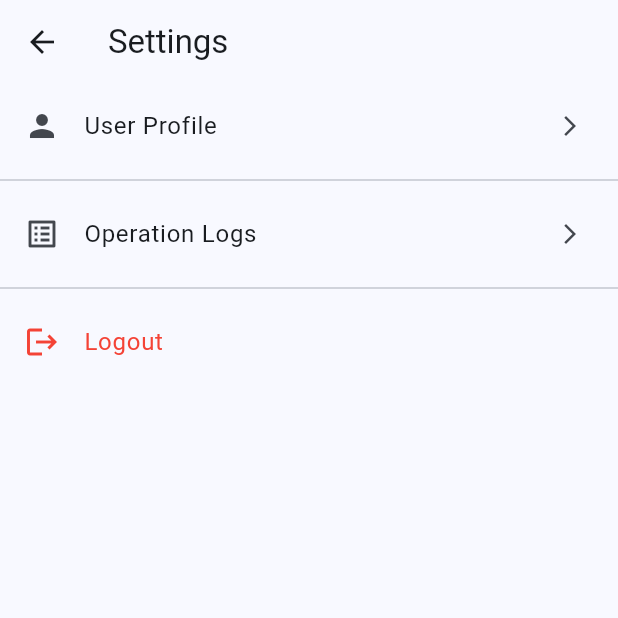
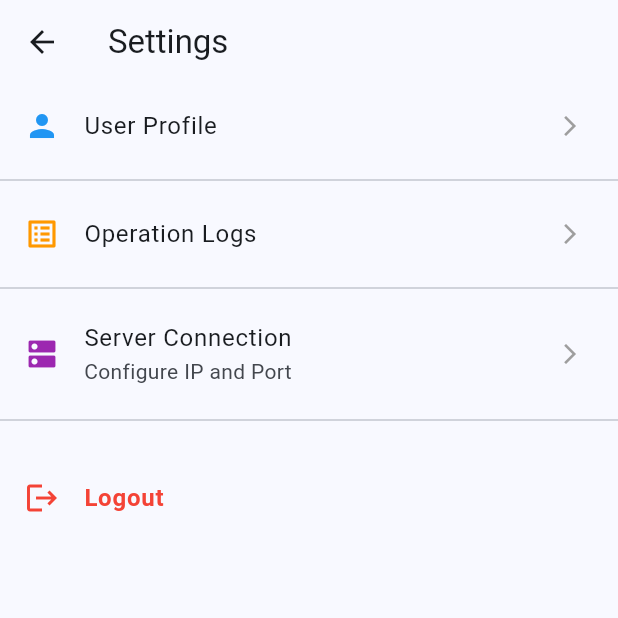
Before and after one commit to gavinkaihuang/PayRecordApp, a Flutter app: the SettingsScreen screen opened directly, on a phone screen of 412 x 824 dp, the top half of it. Run offline on Flutter 3.47's test engine with Material 3 defaults, Android fonts, the phone set to English and light mode, and no system bars; our stand-ins replace cached_network_image, dio, image_picker, scrollable_positioned_list, shared_preferences, table_calendar; accounts and stored records are empty.

Commit message:
add 'Server Connection' in Setting

```diff
--- /dev/null
+++ b/devtools_options.yaml
@@ -0,0 +1,3 @@
+description: This file stores settings for Dart & Flutter DevTools.
+documentation: https://docs.flutter.dev/tools/devtools/extensions#configure-extension-enablement-states
+extensions:
--- a/lib/main.dart
+++ b/lib/main.dart
@@ -6,7 +6,9 @@ import 'screens/login_screen.dart';
 import 'screens/dashboard_screen.dart';
 import 'services/api_service.dart';
 
-void main() {
+void main() async {
+  WidgetsFlutterBinding.ensureInitialized();
+  await ApiService().init();
   runApp(const MyApp());
 }
 
--- a/lib/providers/auth_provider.dart
+++ b/lib/providers/auth_provider.dart
@@ -24,7 +24,7 @@ class AuthProvider with ChangeNotifier {
     }
   }
 
-  Future<bool> login(String username, String password) async {
+  Future<String?> login(String username, String password) async {
     try {
       final response = await _apiService.login(username, password);
       if (response.statusCode == 200 || response.statusCode == 201) {
@@ -49,13 +49,17 @@ class AuthProvider with ChangeNotifier {
           _isAuthenticated = true;
           notifyListeners();
           if (ApiService.isDevMode) print('Listeners notified.');
-          return true;
+          return null; // Success implies no error message
         }
       }
     } catch (e) {
       print('Login error: $e');
+      if (e.toString().contains('Connection refused')) {
+        return 'Connection refused. Check IP/Port and ensure server is running.';
+      }
+      return 'Connection error: ${e.toString()}';
     }
-    return false;
+    return 'Invalid credentials or server error.';
   }
 
   Future<void> logout() async {
--- a/lib/screens/bill_form_screen.dart
+++ b/lib/screens/bill_form_screen.dart
@@ -368,7 +368,7 @@ class _BillFormScreenState extends State<BillFormScreen> {
                         image: CachedNetworkImageProvider(
                             currentIconUrl.startsWith('http')
                             ? currentIconUrl
-                            : '${ApiService.serverUrl}/${currentIconUrl.startsWith('/') ? currentIconUrl.substring(1) : currentIconUrl}'
+                            : '${ApiService().currentServerUrl}/${currentIconUrl.startsWith('/') ? currentIconUrl.substring(1) : currentIconUrl}'
                         ),
                         fit: BoxFit.cover,
                       )
--- a/lib/screens/settings_screen.dart
+++ b/lib/screens/settings_screen.dart
@@ -4,6 +4,7 @@ import '../providers/auth_provider.dart';
 import 'user_profile_screen.dart';
 import 'log_screen.dart';
 import 'login_screen.dart';
+import 'server_settings_screen.dart';
 
 class SettingsScreen extends StatelessWidget {
   const SettingsScreen({super.key});
@@ -13,51 +14,11 @@ class SettingsScreen extends StatelessWidget {
     await authProvider.logout();
 
     if (context.mounted) {
-       Navigator.of(context).pushAndRemoveUntil(
+      Navigator.of(context).pushAndRemoveUntil(
         MaterialPageRoute(builder: (context) => const LoginScreen()),
         (route) => false,
       );
     }
-  }
-
-  @override
-  Widget build(BuildContext context) {
-    return Scaffold(
-      appBar: AppBar(title: const Text('Settings')),
-      body: ListView(
-        children: [
-          ListTile(
-            leading: const Icon(Icons.person),
-            title: const Text('User Profile'),
-            trailing: const Icon(Icons.arrow_forward_ios, size: 16),
-            onTap: () {
-              Navigator.push(
-                context,
-                MaterialPageRoute(builder: (context) => const UserProfileScreen())
-              );
-            },
-          ),
-          const Divider(),
-          ListTile(
-            leading: const Icon(Icons.list_alt),
-            title: const Text('Operation Logs'),
-            trailing: const Icon(Icons.arrow_forward_ios, size: 16),
-            onTap: () {
-              Navigator.push(
-                context,
-                MaterialPageRoute(builder: (context) => const LogScreen())
-              );
-            },
-          ),
-          const Divider(),
-          ListTile(
-            leading: const Icon(Icons.logout, color: Colors.red),
-            title: const Text('Logout', style: TextStyle(color: Colors.red)),
-            onTap: () => _showLogoutDialog(context),
-          ),
-        ],
-      ),
-    );
   }
 
   void _showLogoutDialog(BuildContext context) {
@@ -82,4 +43,58 @@ class SettingsScreen extends StatelessWidget {
       ),
     );
   }
+
+  @override
+  Widget build(BuildContext context) {
+    return Scaffold(
+      appBar: AppBar(title: const Text('Settings')),
+      body: ListView(
+        children: [
+          ListTile(
+            leading: const Icon(Icons.person, color: Colors.blue),
+            title: const Text('User Profile'),
+            trailing: const Icon(Icons.arrow_forward_ios, size: 16, color: Colors.grey),
+            onTap: () {
+              Navigator.push(
+                context,
+                MaterialPageRoute(builder: (context) => const UserProfileScreen())
+              );
+            },
+          ),
+          const Divider(),
+          ListTile(
+            leading: const Icon(Icons.list_alt, color: Colors.orange),
+            title: const Text('Operation Logs'),
+            trailing: const Icon(Icons.arrow_forward_ios, size: 16, color: Colors.grey),
+            onTap: () {
+              Navigator.push(
+                context,
+                MaterialPageRoute(builder: (context) => const LogScreen())
+              );
+            },
+          ),
+          const Divider(),
+          ListTile(
+            leading: const Icon(Icons.dns, color: Colors.purple),
+            title: const Text('Server Connection'),
+            subtitle: const Text('Configure IP and Port'),
+            trailing: const Icon(Icons.arrow_forward_ios, size: 16, color: Colors.grey),
+            onTap: () {
+              Navigator.push(
+                context,
+                MaterialPageRoute(builder: (context) => const ServerSettingsScreen())
+              );
+            },
+          ),
+          const Divider(),
+          const SizedBox(height: 16),
+          ListTile(
+            leading: const Icon(Icons.logout, color: Colors.red),
+            title: const Text('Logout', style: TextStyle(color: Colors.red, fontWeight: FontWeight.bold)),
+            onTap: () => _showLogoutDialog(context),
+          ),
+        ],
+      ),
+    );
+  }
 }
--- a/lib/services/api_service.dart
+++ b/lib/services/api_service.dart
@@ -6,13 +6,22 @@ import 'log_service.dart';
 
 class ApiService {
   late Dio _dio;
-  static const String serverUrl = 'http://192.168.0.101:3000';
-  final String baseUrl = '$serverUrl/api';
+  static final ApiService _instance = ApiService._internal();
+
+  // Default values
+  static const String defaultIp = '192.168.0.101';
+  static const String defaultPort = '3000';
+
+  String _baseUrl = 'http://$defaultIp:$defaultPort/api';
   static bool isDevMode = true;
 
-  ApiService() {
+  factory ApiService() {
+    return _instance;
+  }
+
+  ApiService._internal() {
     _dio = Dio(BaseOptions(
-      baseUrl: baseUrl,
+      baseUrl: _baseUrl,
       connectTimeout: const Duration(seconds: 5),
       receiveTimeout: const Duration(seconds: 3),
       headers: {
@@ -25,6 +34,12 @@ class ApiService {
         if (isDevMode) {
           LogService().addLog('API Req: ${options.method} ${options.uri}');
         }
+
+        // Ensure baseUrl is up to date (in case it changed and Dio options weren't updated)
+        // Or update Dio base url when settings change.
+        // Let's rely on init() or updateConnection settings.
+        options.baseUrl = _baseUrl;
+
         final prefs = await SharedPreferences.getInstance();
         final token = prefs.getString('token');
         if (isDevMode) {
@@ -51,6 +66,37 @@ class ApiService {
         return handler.next(e);
       },
     ));
+
+    // Initial load
+    init();
+  }
+
+  Future<void> init() async {
+    final prefs = await SharedPreferences.getInstance();
+    final ip = prefs.getString('server_ip') ?? defaultIp;
+    final port = prefs.getString('server_port') ?? defaultPort;
+    _baseUrl = 'http://$ip:$port/api';
+    _dio.options.baseUrl = _baseUrl;
+    if (isDevMode) print('ApiService initialized with: $_baseUrl');
+  }
+
+  Future<void> updateConnection(String ip, String port) async {
+    final prefs = await SharedPreferences.getInstance();
+    await prefs.setString('server_ip', ip);
+    await prefs.setString('server_port', port);
+    _baseUrl = 'http://$ip:$port/api';
+    _dio.options.baseUrl = _baseUrl;
+    if (isDevMode) print('ApiService updated to: $_baseUrl');
+  }
+
+  String get currentBaseUrl => _baseUrl;
+
+  String get currentServerUrl {
+    // Remove '/api' from the end
+    if (_baseUrl.endsWith('/api')) {
+      return _baseUrl.substring(0, _baseUrl.length - 4);
+    }
+    return _baseUrl;
   }
 
   Future<Response> login(String username, String password) async {
@@ -84,8 +130,6 @@ class ApiService {
       });
     } catch (e) {
       if (isDevMode) print('Failed to set merchant icon: $e');
-      // Non-critical, eat error or rethrow?
-      // User flow shouldn't break if merchant save fails, but nice to know.
     }
   }
 
@@ -111,8 +155,6 @@ class ApiService {
     });
     try {
       final response = await _dio.post('/upload', data: formData);
-      // Assuming response.data['url'] or nested structure.
-      // Adjust based on actual backend. Commonly { url: "path" }
       if (response.statusCode == 200 || response.statusCode == 201) {
         return response.data['url'];
       }
--- a/lib/widgets/bill_item.dart
+++ b/lib/widgets/bill_item.dart
@@ -74,7 +74,7 @@ class BillItem extends StatelessWidget {
                           child: CachedNetworkImage(
                             imageUrl: displayIcon.startsWith('http')
                                 ? displayIcon
-                                : '${ApiService.serverUrl}/${displayIcon.startsWith('/') ? displayIcon.substring(1) : displayIcon}',
+                                : '${ApiService().currentServerUrl}/${displayIcon.startsWith('/') ? displayIcon.substring(1) : displayIcon}',
                             width: 50,
                             height: 50,
                             fit: BoxFit.cover,
```
Also changed, not shown: lib/screens/login_screen.dart (+18 -5 lines), lib/screens/server_settings_screen.dart (added, +102 -0 lines), 2 other files.
